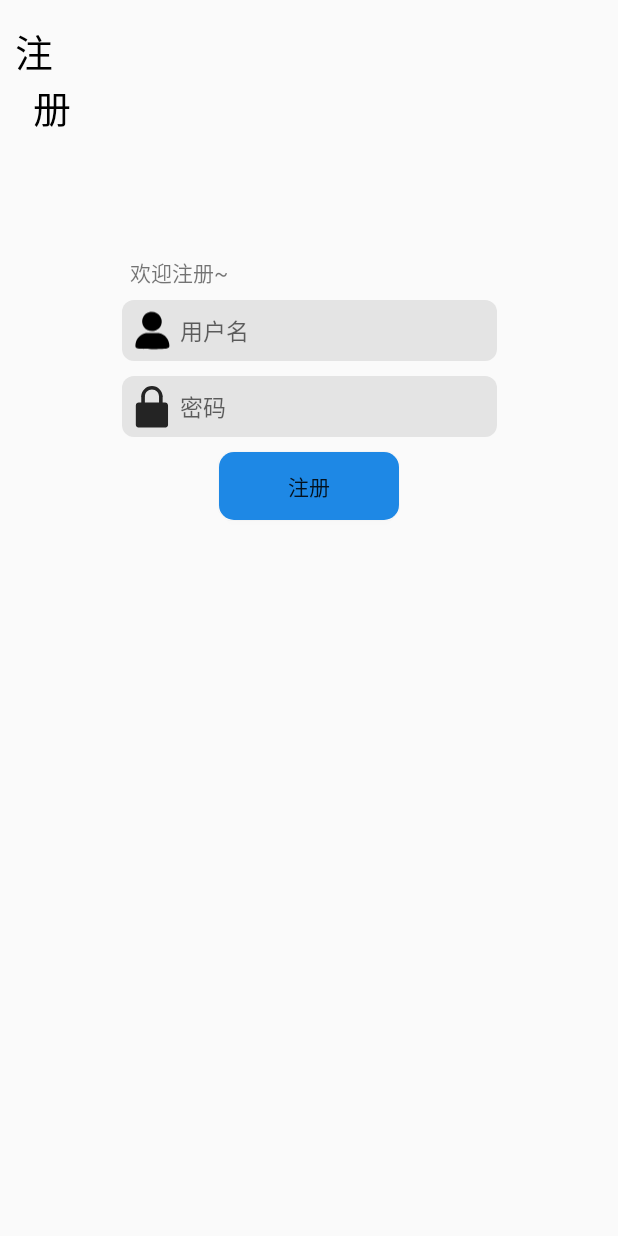
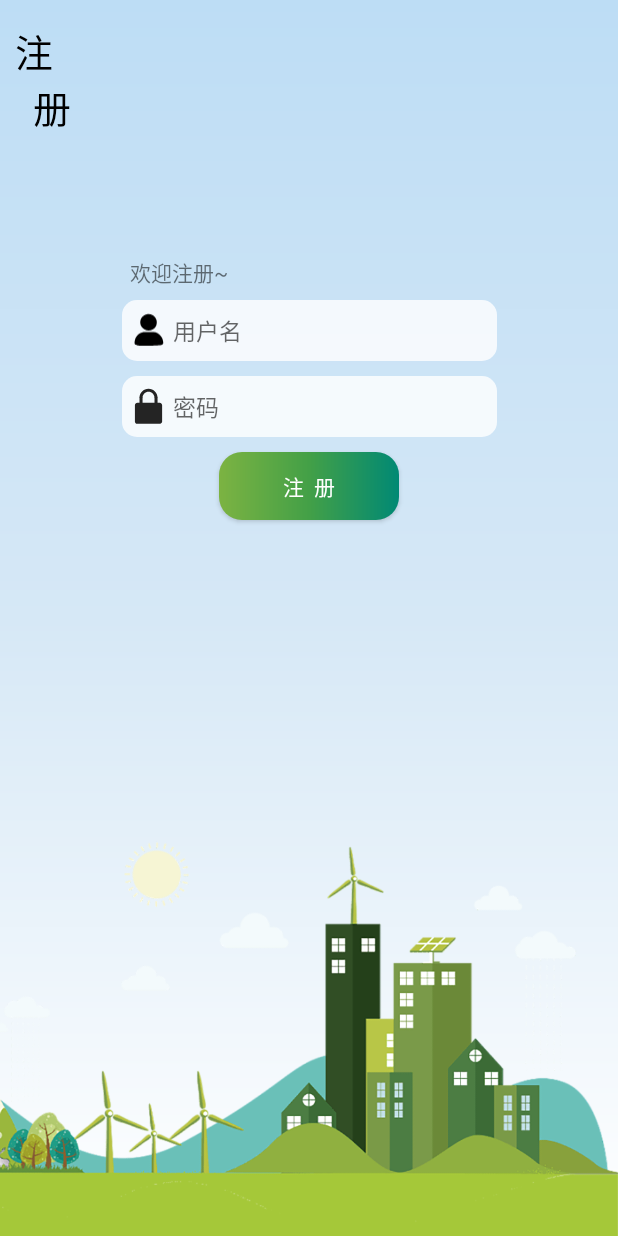
Before and after one commit to KWJYES/CarbonFootprintCalculatorApp, an Android app: the RegisterActivity screen opened directly, with no data from a screen before it, on a phone screen of 412 x 824 dp. Run offline under Robolectric (Android 15) with nearby library versions, the phone set to English and light mode, and no system bars; our stand-ins replace data binding.

Commit message:
做了登陆注册的UI

```diff
--- /dev/null
+++ b/app/src/main/res/drawable/bg_login_register.xml
@@ -0,0 +1,8 @@
+<?xml version="1.0" encoding="utf-8"?>
+<shape xmlns:android="http://schemas.android.com/apk/res/android"
+    android:shape="rectangle">
+    <gradient android:startColor="#BDDDF5"
+        android:angle="-90"
+        android:centerColor="#D6E8F6"
+        android:endColor="#FFFFFF"/>
+</shape>
--- a/app/src/main/res/drawable/et_cursor.xml
+++ b/app/src/main/res/drawable/et_cursor.xml
@@ -2,6 +2,6 @@
 <shape xmlns:android="http://schemas.android.com/apk/res/android"
     android:shape="rectangle">
     <size android:width="2dp"/>
-    <solid android:color="#039BE5"/>
+    <solid android:color="#43A047"/>
 
 </shape>
--- a/app/src/main/res/drawable/et_login.xml
+++ b/app/src/main/res/drawable/et_login.xml
@@ -1,7 +1,7 @@
 <?xml version="1.0" encoding="utf-8"?>
 <shape xmlns:android="http://schemas.android.com/apk/res/android"
     android:shape="rectangle">
-    <solid android:color="#E4E4E4"/>
-    <corners android:radius="8dp"/>
+    <solid android:color="#CDFFFFFF"/>
+    <corners android:radius="10dp"/>
 
 </shape>
--- a/app/src/main/res/drawable/login_btn.xml
+++ b/app/src/main/res/drawable/login_btn.xml
@@ -3,8 +3,11 @@
     android:color="@color/btn_ripple">
     <item>
         <shape android:shape="rectangle">
-            <solid android:color="#1E88E5"/>
-            <corners android:radius="10dp"/>
+            <gradient android:angle="0"
+                android:startColor="#7CB342"
+                android:centerColor="#43A047"
+                android:endColor="#008974"/>
+            <corners android:radius="15dp"/>
         </shape>
     </item>
 </ripple>
--- a/app/src/main/res/layout/activity_login.xml
+++ b/app/src/main/res/layout/activity_login.xml
@@ -15,11 +15,19 @@
     </data>
 
     <androidx.constraintlayout.widget.ConstraintLayout
-        android:fitsSystemWindows="true"
+        android:background="@drawable/bg_login_register"
         android:layout_width="match_parent"
         android:layout_height="match_parent"
-        android:background="@color/bg_null"
+        android:fitsSystemWindows="true"
         tools:context=".view.activity.LoginActivity">
+
+        <ImageView
+            android:layout_width="match_parent"
+            android:layout_height="0dp"
+            android:scaleType="centerCrop"
+            android:src="@drawable/bg_login"
+            app:layout_constraintBottom_toBottomOf="parent"
+            app:layout_constraintDimensionRatio="H,2540:1707" />
 
         <TextView
             android:layout_width="wrap_content"
@@ -55,8 +63,8 @@
             app:layout_constraintTop_toTopOf="parent">
 
             <ImageView
-                android:layout_width="30dp"
-                android:layout_height="match_parent"
+                android:layout_width="25dp"
+                android:layout_height="25dp"
                 android:src="@drawable/ic_user_name" />
 
             <EditText
@@ -87,8 +95,8 @@
             app:layout_constraintTop_toBottomOf="@+id/linearLayout">
 
             <ImageView
-                android:layout_width="30dp"
-                android:layout_height="match_parent"
+                android:layout_width="25dp"
+                android:layout_height="25dp"
                 android:src="@drawable/ic_password" />
 
             <EditText
@@ -112,7 +120,8 @@
             android:layout_marginTop="10dp"
             android:background="@drawable/login_btn"
             android:onClick="@{event::login}"
-            android:text="登陆"
+            android:text="登  陆"
+            android:textColor="@color/white"
             app:layout_constraintEnd_toEndOf="parent"
             app:layout_constraintStart_toStartOf="parent"
             app:layout_constraintTop_toBottomOf="@+id/linearLayout2" />
--- a/app/src/main/res/layout/activity_register.xml
+++ b/app/src/main/res/layout/activity_register.xml
@@ -15,9 +15,18 @@
 
     <androidx.constraintlayout.widget.ConstraintLayout
         android:fitsSystemWindows="true"
+        android:background="@drawable/bg_login_register"
         android:layout_width="match_parent"
         android:layout_height="match_parent"
         tools:context=".view.activity.RegisterActivity">
+
+        <ImageView
+            app:layout_constraintDimensionRatio="H,2540:1707"
+            android:scaleType="centerCrop"
+            android:src="@drawable/bg_register"
+            android:layout_width="match_parent"
+            android:layout_height="0dp"
+            app:layout_constraintBottom_toBottomOf="parent" />
         <TextView
             android:layout_marginTop="15dp"
             android:layout_marginStart="10dp"
@@ -53,8 +62,8 @@
 
             <ImageView
                 android:src="@drawable/ic_user_name"
-                android:layout_width="30dp"
-                android:layout_height="match_parent" />
+                android:layout_width="25dp"
+                android:layout_height="25dp" />
 
             <EditText
                 android:textCursorDrawable="@drawable/et_cursor"
@@ -83,8 +92,8 @@
             app:layout_constraintTop_toBottomOf="@+id/linearLayout">
 
             <ImageView
-                android:layout_width="30dp"
-                android:layout_height="match_parent"
+                android:layout_width="25dp"
+                android:layout_height="25dp"
                 android:src="@drawable/ic_password"/>
 
             <EditText
@@ -105,10 +114,11 @@
         <Button
             android:layout_marginTop="10dp"
             android:layout_width="120dp"
+            android:textColor="@color/white"
             android:layout_height="45dp"
             android:background="@drawable/login_btn"
             android:onClick="@{event::register}"
-            android:text="注册"
+            android:text="注  册"
             app:layout_constraintEnd_toEndOf="parent"
             app:layout_constraintStart_toStartOf="parent"
             app:layout_constraintTop_toBottomOf="@+id/linearLayout2" />
--- a/app/src/main/res/values-night/themes.xml
+++ b/app/src/main/res/values-night/themes.xml
@@ -1,13 +1,13 @@
 <resources xmlns:tools="http://schemas.android.com/tools">
     <!-- Base application theme. -->
-    <style name="Theme.CarbonFootprintCalculator" parent="Theme.MaterialComponents.DayNight.DarkActionBar">
+    <style name="Theme.CarbonFootprintCalculator" parent="Theme.MaterialComponents.DayNight.NoActionBar.Bridge">
         <!-- Primary brand color. -->
-        <item name="colorPrimary">@color/purple_200</item>
-        <item name="colorPrimaryVariant">@color/purple_700</item>
-        <item name="colorOnPrimary">@color/black</item>
+        <item name="colorPrimary">#00FFFFFF</item>
+        <item name="colorPrimaryVariant">#00ECECEC</item>
+        <item name="colorOnPrimary">@color/white</item>
         <!-- Secondary brand color. -->
         <item name="colorSecondary">@color/teal_200</item>
-        <item name="colorSecondaryVariant">@color/teal_200</item>
+        <item name="colorSecondaryVariant">@color/teal_700</item>
         <item name="colorOnSecondary">@color/black</item>
         <!-- Status bar color. -->
         <item name="android:statusBarColor" tools:targetApi="l">?attr/colorPrimaryVariant</item>
```
Also changed, not shown: app/src/main/res/drawable-xxxhdpi/bg_login.png (added), app/src/main/res/drawable-xxxhdpi/bg_register.png (added).
